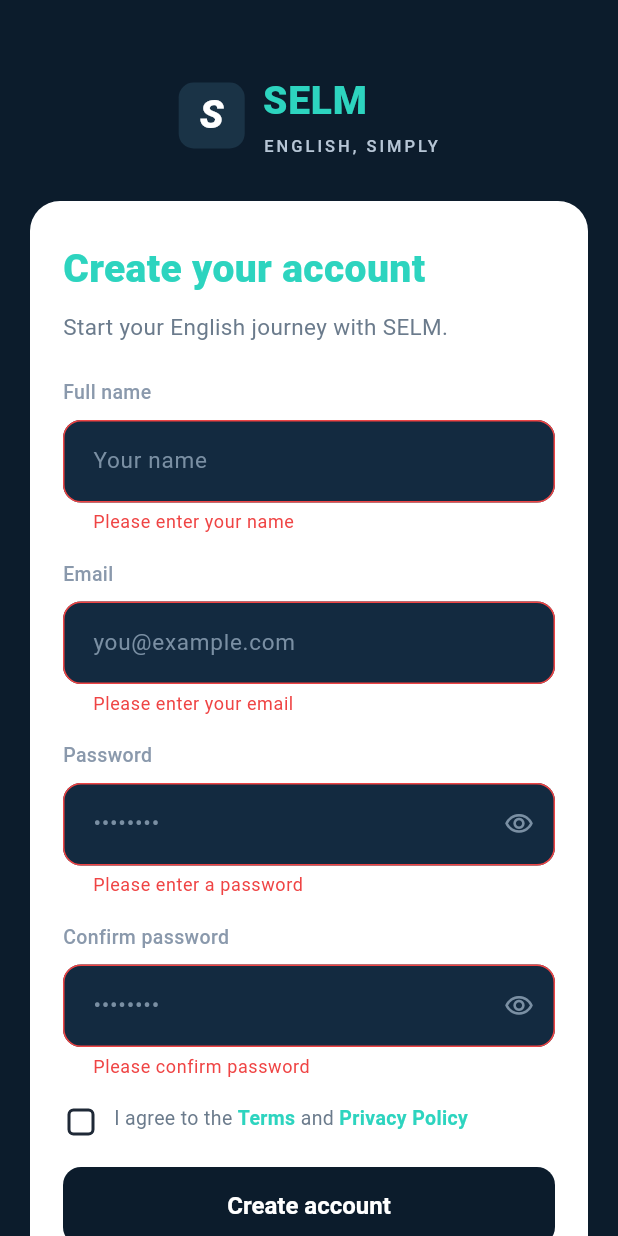
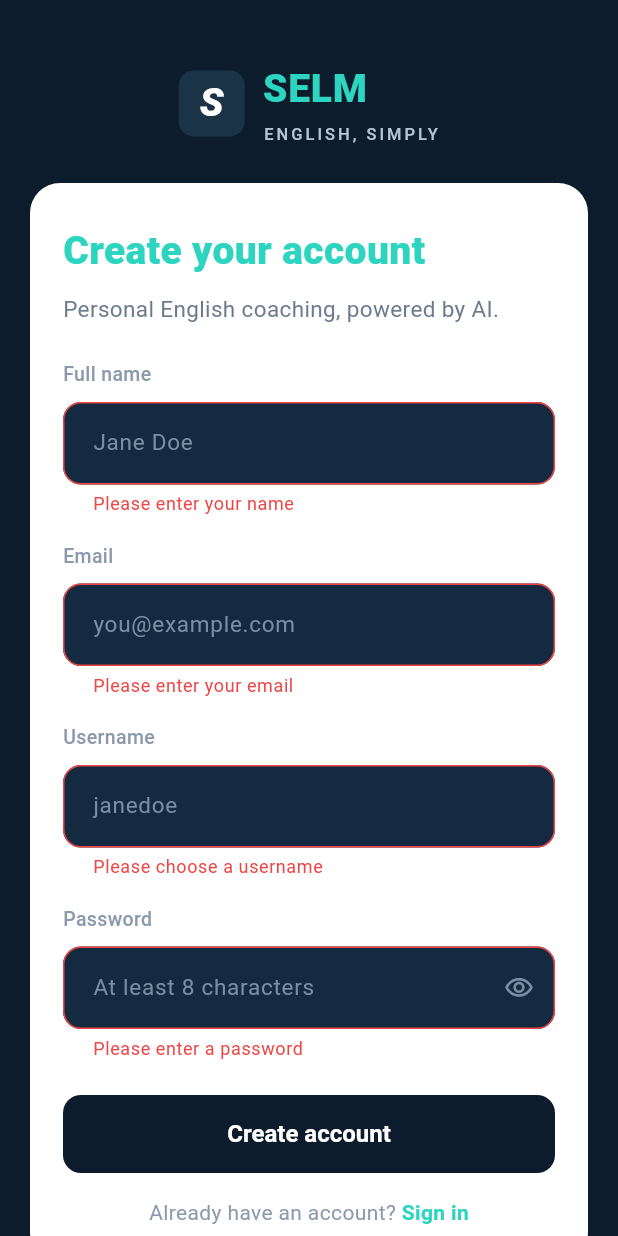
Before and after one commit to selmapp2022-a11y/selmapp, a Flutter app: the RegisterPage screen opened by its route, after a tap on "Create account", on a phone screen of 412 x 824 dp. Run offline on Flutter 3.47's test engine with Material 3 defaults, Android fonts, the light colour scheme and no system bars; our stand-ins replace bloc, dio, equatable, firebase_core, firebase_crashlytics, flutter_bloc and 13 more; missing offline and left inert: record; accounts and stored records are empty.

Commit message:
Match RegisterPage to web (Username field, no terms, 8-char password)

```diff
--- a/frontend/lib/features/auth/presentation/pages/register_page.dart
+++ b/frontend/lib/features/auth/presentation/pages/register_page.dart
@@ -1,8 +1,6 @@
 import 'package:flutter/foundation.dart';
-import 'package:flutter/gestures.dart';
 import 'package:flutter/material.dart';
 import 'package:go_router/go_router.dart';
-import 'package:url_launcher/url_launcher.dart';
 
 import '../../../../core/constants/app_constants.dart';
 import '../../../../core/theme/app_theme.dart';
@@ -25,12 +23,10 @@ class _RegisterPageState extends State<RegisterPage> {
   final _formKey = GlobalKey<FormState>();
   final _nameController = TextEditingController();
   final _emailController = TextEditingController();
+  final _usernameController = TextEditingController();
   final _passwordController = TextEditingController();
-  final _confirmPasswordController = TextEditingController();
   bool _isLoading = false;
   bool _obscurePassword = true;
-  bool _obscureConfirmPassword = true;
-  bool _agreeToTerms = false;
 
   late final AuthService _authService;
 
@@ -44,21 +40,13 @@ class _RegisterPageState extends State<RegisterPage> {
   void dispose() {
     _nameController.dispose();
     _emailController.dispose();
+    _usernameController.dispose();
     _passwordController.dispose();
-    _confirmPasswordController.dispose();
     super.dispose();
   }
 
   Future<void> _handleRegister() async {
     if (!_formKey.currentState!.validate()) return;
-    if (!_agreeToTerms) {
-      ScaffoldMessenger.of(context).showSnackBar(
-        const SnackBar(
-          content: Text('Please agree to the terms and conditions'),
-        ),
-      );
-      return;
-    }
     setState(() => _isLoading = true);
     try {
       final isConnected = await _authService.testConnectivity();
@@ -108,13 +96,6 @@ class _RegisterPageState extends State<RegisterPage> {
     }
   }
 
-  Future<void> _openUrl(String url) async {
-    final uri = Uri.parse(url);
-    if (await canLaunchUrl(uri)) {
-      await launchUrl(uri, mode: LaunchMode.externalApplication);
-    }
-  }
-
   @override
   Widget build(BuildContext context) {
     return Scaffold(
@@ -125,9 +106,9 @@ class _RegisterPageState extends State<RegisterPage> {
           child: Column(
             crossAxisAlignment: CrossAxisAlignment.stretch,
             children: [
+              const SizedBox(height: 16),
+              _buildBrand(),
               const SizedBox(height: 24),
-              _buildBrand(),
-              const SizedBox(height: 28),
               _buildCard(),
               const SizedBox(height: 24),
             ],
@@ -199,46 +180,44 @@ class _RegisterPageState extends State<RegisterPage> {
                 style: TextStyle(
                     color: _accent, fontSize: 26, fontWeight: FontWeight.w800)),
             const SizedBox(height: 8),
-            const Text('Start your English journey with SELM.',
+            const Text('Personal English coaching, powered by AI.',
                 style: TextStyle(color: Color(0xFF6B7B8C), fontSize: 15)),
             const SizedBox(height: 22),
             _label('Full name'),
             const SizedBox(height: 8),
-            TextFormField(
-              controller: _nameController,
-              textInputAction: TextInputAction.next,
-              style: const TextStyle(color: Colors.white, fontSize: 15),
-              decoration: _inputDecoration(hint: 'Your name'),
-              validator: (v) =>
-                  (v == null || v.trim().isEmpty) ? 'Please enter your name' : null,
-            ),
+            _field(_nameController, 'Jane Doe',
+                validator: (v) => (v == null || v.trim().isEmpty)
+                    ? 'Please enter your name'
+                    : null),
             const SizedBox(height: 16),
             _label('Email'),
             const SizedBox(height: 8),
-            TextFormField(
-              controller: _emailController,
-              keyboardType: TextInputType.emailAddress,
-              textInputAction: TextInputAction.next,
-              style: const TextStyle(color: Colors.white, fontSize: 15),
-              decoration: _inputDecoration(hint: 'you@example.com'),
-              validator: (v) {
-                if (v == null || v.isEmpty) return 'Please enter your email';
-                if (!RegExp(r'^[\w-\.]+@([\w-]+\.)+[\w-]{2,4}$').hasMatch(v)) {
-                  return 'Please enter a valid email';
-                }
-                return null;
-              },
-            ),
+            _field(_emailController, 'you@example.com',
+                keyboardType: TextInputType.emailAddress, validator: (v) {
+              if (v == null || v.isEmpty) return 'Please enter your email';
+              if (!RegExp(r'^[\w-\.]+@([\w-]+\.)+[\w-]{2,4}$').hasMatch(v)) {
+                return 'Please enter a valid email';
+              }
+              return null;
+            }),
+            const SizedBox(height: 16),
+            _label('Username'),
+            const SizedBox(height: 8),
+            _field(_usernameController, 'janedoe',
+                validator: (v) => (v == null || v.trim().isEmpty)
+                    ? 'Please choose a username'
+                    : null),
             const SizedBox(height: 16),
             _label('Password'),
             const SizedBox(height: 8),
             TextFormField(
               controller: _passwordController,
               obscureText: _obscurePassword,
-              textInputAction: TextInputAction.next,
+              textInputAction: TextInputAction.done,
+              onFieldSubmitted: (_) => _handleRegister(),
               style: const TextStyle(color: Colors.white, fontSize: 15),
               decoration: _inputDecoration(
-                hint: '••••••••',
+                hint: 'At least 8 characters',
                 suffix: IconButton(
                   onPressed: () =>
                       setState(() => _obscurePassword = !_obscurePassword),
@@ -253,50 +232,29 @@ class _RegisterPageState extends State<RegisterPage> {
               ),
               validator: (v) {
                 if (v == null || v.isEmpty) return 'Please enter a password';
-                if (v.length < 6) return 'Password must be at least 6 characters';
+                if (v.length < 8) return 'At least 8 characters';
                 return null;
               },
             ),
-            const SizedBox(height: 16),
-            _label('Confirm password'),
-            const SizedBox(height: 8),
-            TextFormField(
-              controller: _confirmPasswordController,
-              obscureText: _obscureConfirmPassword,
-              textInputAction: TextInputAction.done,
-              onFieldSubmitted: (_) => _handleRegister(),
-              style: const TextStyle(color: Colors.white, fontSize: 15),
-              decoration: _inputDecoration(
-                hint: '••••••••',
-                suffix: IconButton(
-                  onPressed: () => setState(() =>
-                      _obscureConfirmPassword = !_obscureConfirmPassword),
-                  icon: Icon(
-                    _obscureConfirmPassword
-                        ? Icons.visibility_outlined
-                        : Icons.visibility_off_outlined,
-                    color: _inputHint,
-                    size: 20,
-                  ),
-                ),
-              ),
-              validator: (v) {
-                if (v == null || v.isEmpty) return 'Please confirm password';
-                if (v != _passwordController.text) {
-                  return 'Passwords do not match';
-                }
-                return null;
-              },
-            ),
-            const SizedBox(height: 16),
-            _buildTerms(),
-            const SizedBox(height: 18),
+            const SizedBox(height: 22),
             _buildSubmitButton(),
             const SizedBox(height: 16),
             _buildSignInLink(),
           ],
         ),
       ),
+    );
+  }
+
+  Widget _field(TextEditingController c, String hint,
+      {TextInputType? keyboardType, String? Function(String?)? validator}) {
+    return TextFormField(
+      controller: c,
+      keyboardType: keyboardType,
+      textInputAction: TextInputAction.next,
+      style: const TextStyle(color: Colors.white, fontSize: 15),
+      decoration: _inputDecoration(hint: hint),
+      validator: validator,
     );
   }
 
@@ -331,51 +289,6 @@ class _RegisterPageState extends State<RegisterPage> {
         borderRadius: BorderRadius.circular(12),
         borderSide: const BorderSide(color: AppTheme.errorColor),
       ),
-    );
-  }
-
-  Widget _buildTerms() {
-    return Row(
-      crossAxisAlignment: CrossAxisAlignment.start,
-      children: [
-        SizedBox(
-          width: 24,
-          height: 24,
-          child: Checkbox(
-            value: _agreeToTerms,
-            onChanged: (v) => setState(() => _agreeToTerms = v ?? false),
-            activeColor: _accent,
-            shape: RoundedRectangleBorder(
-                borderRadius: BorderRadius.circular(4)),
-          ),
-        ),
-        const SizedBox(width: 10),
-        Expanded(
-          child: Text.rich(
-            TextSpan(
-              style: const TextStyle(color: Color(0xFF6B7B8C), fontSize: 13),
-              children: [
-                const TextSpan(text: 'I agree to the '),
-                TextSpan(
-                  text: 'Terms',
-                  style: const TextStyle(
-                      color: _accent, fontWeight: FontWeight.w600),
-                  recognizer: TapGestureRecognizer()
-                    ..onTap = () => _openUrl('https://selmapp.com/terms'),
-                ),
-                const TextSpan(text: ' and '),
-                TextSpan(
-                  text: 'Privacy Policy',
-                  style: const TextStyle(
-                      color: _accent, fontWeight: FontWeight.w600),
-                  recognizer: TapGestureRecognizer()
-                    ..onTap = () => _openUrl('https://selmapp.com/privacy'),
-                ),
-              ],
-            ),
-          ),
-        ),
-      ],
     );
   }
 
```
